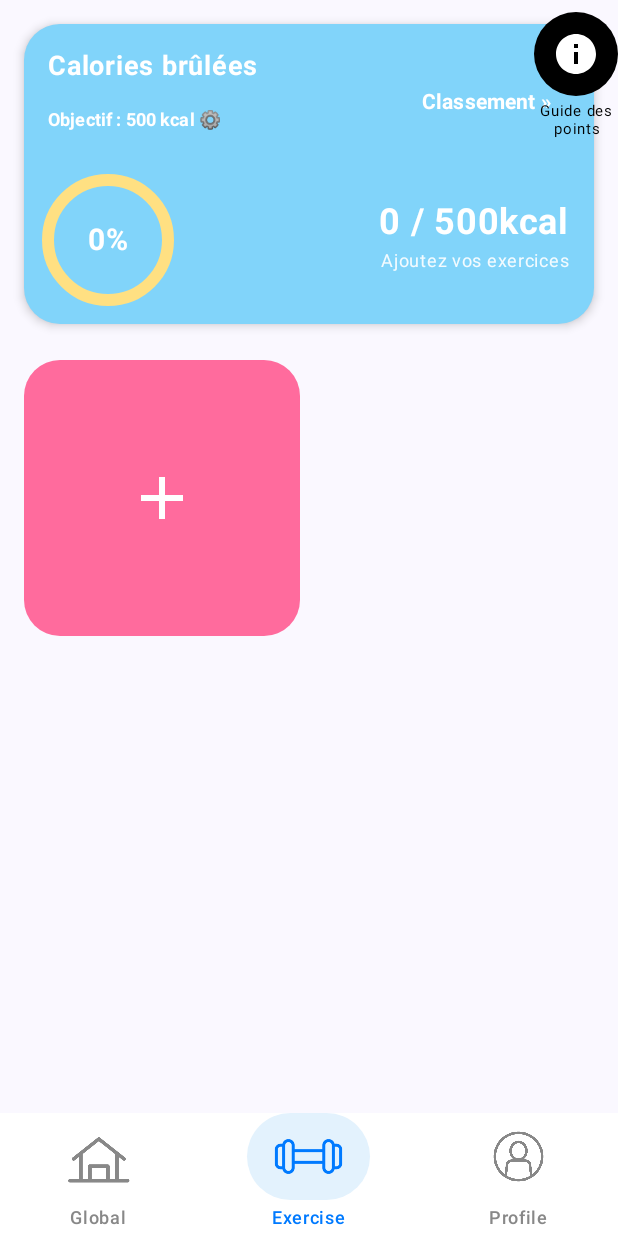
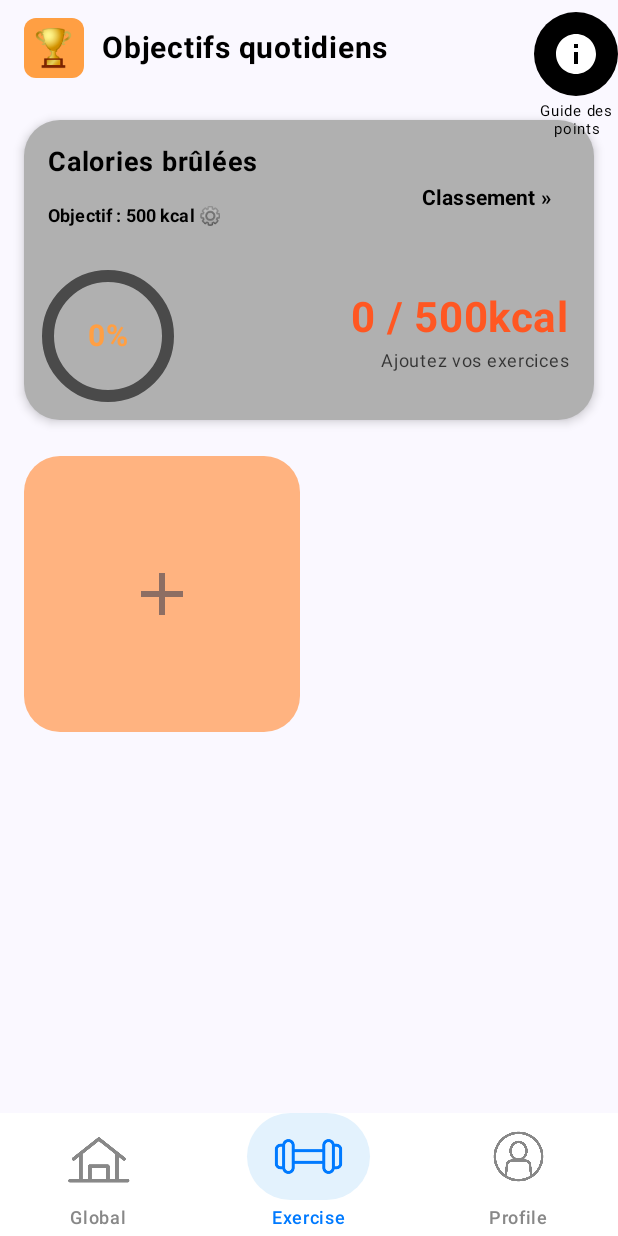
Before and after one commit to huang75u/Mobile_Projet, an Android app built with Jetpack Compose: the ExerciseScreen screen opened through its navigation route, on a phone screen of 412 x 824 dp. Run offline under Robolectric (Android 15) with nearby library versions, the phone set to English and light mode, and no system bars.

Commit message:
修改配色，留出标题栏位置

```diff
--- a/app/src/main/java/com/example/mobile_projet/screens/ExerciseScreen.kt
+++ b/app/src/main/java/com/example/mobile_projet/screens/ExerciseScreen.kt
@@ -51,7 +51,39 @@ fun ExerciseScreen(
             modifier = Modifier
                 .fillMaxSize()
         ) {
-            // 卡路里统计卡片（顶部）
+            // 顶部标题栏
+            Row(
+                modifier = Modifier
+                    .fillMaxWidth()
+                    .padding(horizontal = 16.dp, vertical = 12.dp),
+                verticalAlignment = Alignment.CenterVertically
+            ) {
+                // 左侧图标占位
+                Box(
+                    modifier = Modifier
+                        .size(40.dp)
+                        .clip(RoundedCornerShape(8.dp))
+                        .background(Color(0xFFFF9F43)),
+                    contentAlignment = Alignment.Center
+                ) {
+                    Text(
+                        text = "🏆",
+                        fontSize = 24.sp
+                    )
+                }
+
+                Spacer(modifier = Modifier.width(12.dp))
+
+                // 标题文字
+                Text(
+                    text = "Objectifs quotidiens",
+                    fontSize = 20.sp,
+                    fontWeight = FontWeight.Bold,
+                    color = Color.Black
+                )
+            }
+
+            // 卡路里统计卡片
             CaloriesCard(
                 sportGoals = sportGoals,
                 dailyGoal = dailyCalorieGoal,
@@ -186,12 +218,12 @@ fun SportGoalCard(
 ) {
     var showOptionsDialog by remember { mutableStateOf(false) }
 
-    // 已完成的运动卡片 - 橙色多巴胺配色
+    // 已完成的运动卡片 - 橙色配色，匹配设计图
     Box(
         modifier = Modifier
             .aspectRatio(1f)
             .clip(RoundedCornerShape(24.dp))
-            .background(Color(0xFFFF9F43))  // 活力橙
+            .background(Color(0xFFFF9B4E))  // 橙色，匹配设计图
             .clickable { showOptionsDialog = true }
             .padding(16.dp),
         contentAlignment = Alignment.Center
@@ -311,21 +343,21 @@ fun SportGoalCard(
     }
 }
 
-// 添加运动目标的卡片按钮 - 多巴胺配色
+// 添加运动目标的卡片按钮
 @Composable
 fun AddGoalCard(onClick: () -> Unit) {
     Box(
         modifier = Modifier
             .aspectRatio(1f)
             .clip(RoundedCornerShape(24.dp))
-            .background(Color(0xFFFF6B9D))  // 甜蜜粉
+            .background(Color(0xFFFFB380))  // 浅橙色，匹配设计图
             .clickable { onClick() },
         contentAlignment = Alignment.Center
     ) {
         Icon(
             imageVector = Icons.Default.Add,
             contentDescription = "添加运动目标",
-            tint = Color.White,
+            tint = Color(0xFF8D6E63),  // 深灰褐色，匹配设计图
             modifier = Modifier.size(48.dp)
         )
     }
@@ -353,7 +385,7 @@ fun CaloriesCard(
             .padding(16.dp),
         shape = RoundedCornerShape(24.dp),
         colors = CardDefaults.cardColors(
-            containerColor = Color(0xFF81D4FA)  // 天空蓝
+            containerColor = Color(0xFFB0B0B0)  // 灰色背景，匹配设计图
         ),
         elevation = CardDefaults.cardElevation(defaultElevation = 4.dp)
     ) {
@@ -373,12 +405,12 @@ fun CaloriesCard(
                         text = "Calories brûlées",
                         fontSize = 18.sp,
                         fontWeight = FontWeight.Bold,
-                        color = Color.White
+                        color = Color.Black
                     )
                     TextButton(
                         onClick = onGoalClick,
                         colors = ButtonDefaults.textButtonColors(
-                            contentColor = Color.White
+                            contentColor = Color.Black
                         ),
                         contentPadding = PaddingValues(0.dp)
                     ) {
@@ -393,7 +425,7 @@ fun CaloriesCard(
                 TextButton(
                     onClick = onRankingClick,
                     colors = ButtonDefaults.textButtonColors(
-                        contentColor = Color.White
+                        contentColor = Color.Black
                     )
                 ) {
                     Text("Classement »", fontSize = 14.sp, fontWeight = FontWeight.Bold)
@@ -413,7 +445,7 @@ fun CaloriesCard(
                     percentage = percentage,
                     size = 80.dp,
                     strokeWidth = 8.dp,
-                    backgroundColor = Color(0xFFFFE082),  // 亮黄色背景
+                    backgroundColor = Color(0xFF4A4A4A),  // 深灰色背景
                     progressColor = Color(0xFFFF9F43)     // 橙色进度
                 )
 
@@ -425,15 +457,15 @@ fun CaloriesCard(
                 ) {
                     Text(
                         text = "${completedCalories.toInt()} / ${dailyGoal}kcal",
-                        fontSize = 24.sp,
+                        fontSize = 28.sp,
                         fontWeight = FontWeight.Bold,
-                        color = Color.White
+                        color = Color(0xFFFF5722)  // 橙红色，类似设计图
                     )
                     Text(
                         text = if (sportGoals.isEmpty()) "Ajoutez vos exercices"
                                else "${sportGoals.size} exercice(s) terminé(s)",
                         fontSize = 12.sp,
-                        color = Color.White.copy(alpha = 0.9f)
+                        color = Color.Black.copy(alpha = 0.7f)
                     )
                 }
             }
@@ -483,7 +515,7 @@ fun CustomCircularProgressIndicator(
             text = "$percentage%",
             fontSize = 20.sp,
             fontWeight = FontWeight.Bold,
-            color = Color.White
+            color = Color(0xFFFF9F43)  // 橙色文字，匹配设计图
         )
     }
 }
```
